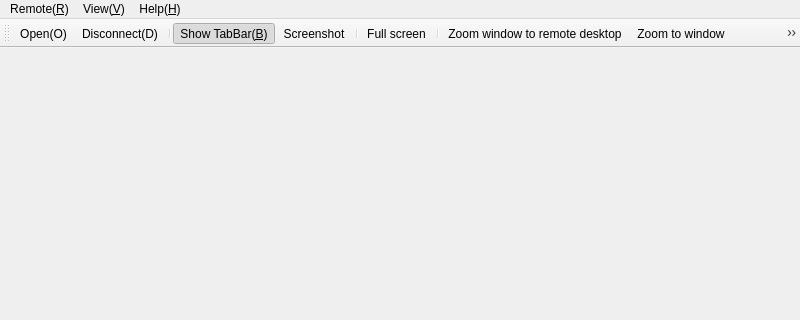
Before: the Qt Designer form App/Viewer/mainwindow.ui in KangLin/RabbitRemoteControl, drawn with Qt 5; both pictures show x 0 to 800 and y 0 to 320 of the 800 by 600 pixel window.
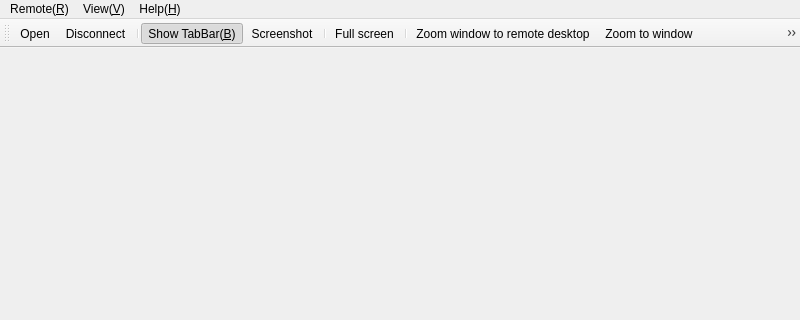
After: the same form once the commit is applied. Icons and pictures are not drawn.

Commit message: Main: add slotShortCut

```diff
--- a/App/Viewer/mainwindow.ui
+++ b/App/Viewer/mainwindow.ui
@@ -219,6 +219,12 @@
    <property name="text">
     <string>Original size(&amp;O)</string>
    </property>
+   <property name="iconText">
+    <string>Original size</string>
+   </property>
+   <property name="toolTip">
+    <string>Original size</string>
+   </property>
    <property name="statusTip">
     <string>Original size(O)</string>
    </property>
@@ -285,6 +291,12 @@
    <property name="text">
     <string>Exit(&amp;E)</string>
    </property>
+   <property name="iconText">
+    <string>Exit</string>
+   </property>
+   <property name="toolTip">
+    <string>Exit</string>
+   </property>
    <property name="statusTip">
     <string>Exit(E)</string>
    </property>
@@ -311,6 +323,12 @@
    <property name="text">
     <string>Disconnect(&amp;D)</string>
    </property>
+   <property name="iconText">
+    <string>Disconnect</string>
+   </property>
+   <property name="toolTip">
+    <string>Disconnect</string>
+   </property>
    <property name="statusTip">
     <string>Disconnect(D)</string>
    </property>
@@ -326,6 +344,12 @@
    <property name="text">
     <string>Open(&amp;O)</string>
    </property>
+   <property name="iconText">
+    <string>Open</string>
+   </property>
+   <property name="toolTip">
+    <string>Open</string>
+   </property>
    <property name="statusTip">
     <string>Open(O)</string>
    </property>
```
Left out of the diff: 79 changed lines with no effect on the pictures. The commit also changes 2 other files.
